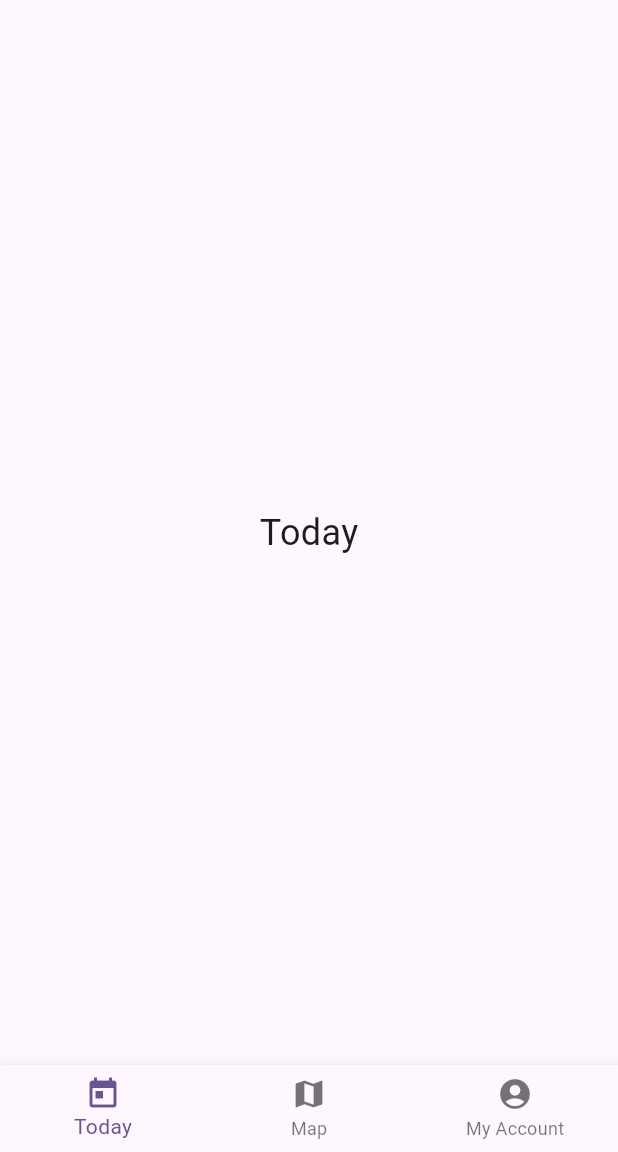
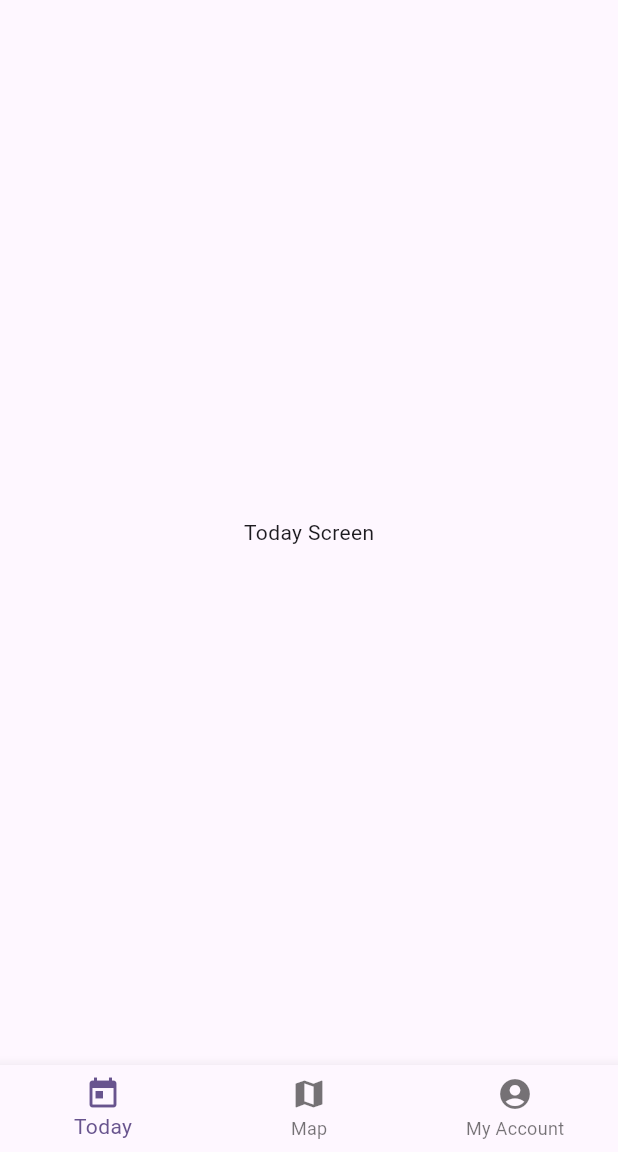
Before and after one commit to DnDnerd42/HackTM2025, a Flutter app: the screen it shows after launch, on a phone screen of 412 x 824 dp, the part 84-1236 px from its top. Run offline on Flutter 3.47's test engine with Material 3 defaults, Android fonts, the phone set to English and light mode, and no system bars.

```diff
--- a/lib/main.dart
+++ b/lib/main.dart
@@ -1,5 +1,7 @@
 import 'package:flutter/material.dart';
-
+import 'package:banat_spaces/screens/mapscreen.dart';
+import 'package:banat_spaces/screens/myaccount.dart';
+import 'package:banat_spaces/screens/today.dart';
 void main() {
   runApp(const MyApp());
 }
@@ -57,9 +59,9 @@ class _MyHomePageState extends State<MyHomePage> {
   int _selectedIndex = 0;
 
   static const List<Widget> _widgetOptions = <Widget>[
-    Center(child: Text('Today', style: TextStyle(fontSize: 24))),
-    Center(child: Text('Map', style: TextStyle(fontSize: 24))),
-    Center(child: Text('My Account', style: TextStyle(fontSize: 24))),
+    TodayScreen(),
+    MapScreen(),
+    AccountScreen(),
   ];
 
   void _onItemTapped(int index) {
--- a/lib/screens/mapscreen.dart
+++ b/lib/screens/mapscreen.dart
@@ -1,6 +1,7 @@
 import 'package:flutter/material.dart';
 
 class MapScreen extends StatelessWidget {
+  const MapScreen({super.key});
   @override
   Widget build(BuildContext context) {
     return Scaffold(
--- a/lib/screens/myaccount.dart
+++ b/lib/screens/myaccount.dart
@@ -1,6 +1,7 @@
 import 'package:flutter/material.dart';
 
 class AccountScreen extends StatelessWidget {
+  const AccountScreen({super.key});
   @override
   Widget build(BuildContext context) {
     return Scaffold(
--- a/lib/screens/today.dart
+++ b/lib/screens/today.dart
@@ -1,6 +1,7 @@
 import 'package:flutter/material.dart';
 
 class TodayScreen extends StatelessWidget {
+  const TodayScreen({super.key});
   @override
   Widget build(BuildContext context) {
     return Scaffold(
```
